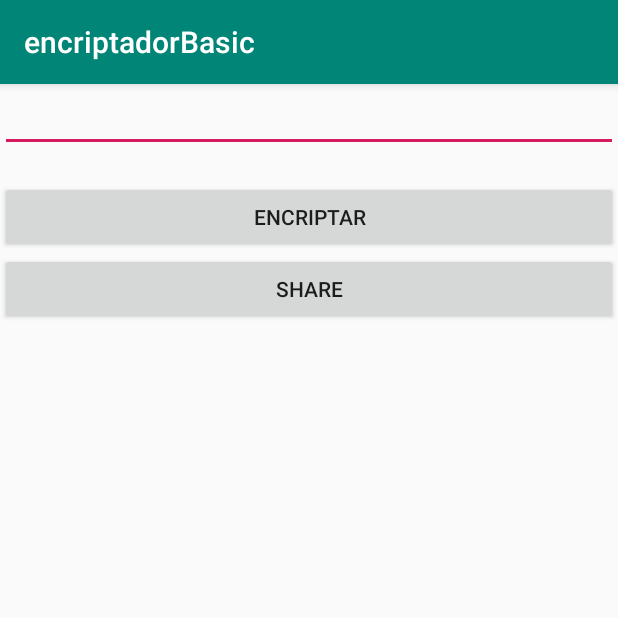
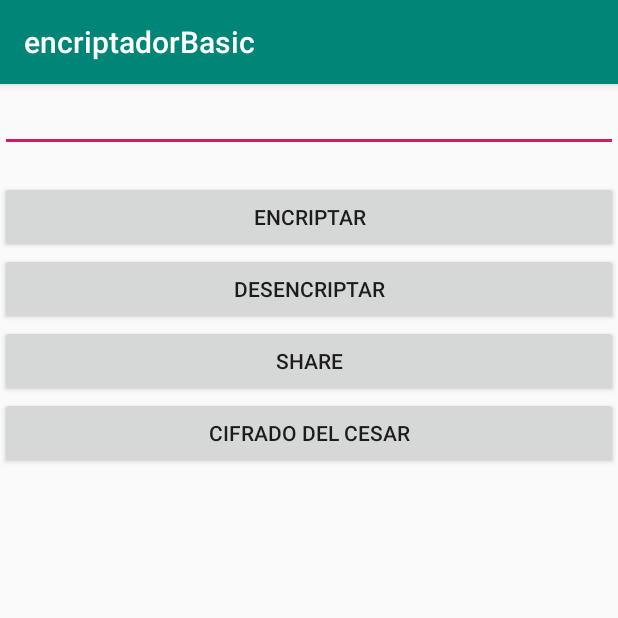
Before and after one commit to alejandroolmed59/EncriptadorBasic, an Android app: the screen it shows after launch (MainActivity), on a phone screen of 412 x 824 dp, the top half of it. Run offline under Robolectric (Android 15) with nearby library versions, the phone set to English and light mode, and no system bars.

Commit message:
added cifrado Cesar

```diff
--- a/app/build.gradle
+++ b/app/build.gradle
@@ -24,7 +24,7 @@ android {
 
 dependencies {
     implementation fileTree(dir: 'libs', include: ['*.jar'])
-    implementation"org.jetbrains.kotlin:kotlin-stdlib-jdk7:$kotlin_version"
+    implementation "org.jetbrains.kotlin:kotlin-stdlib-jdk7:$kotlin_version"
     implementation 'com.android.support:appcompat-v7:28.0.0'
     implementation 'com.android.support.constraint:constraint-layout:1.1.3'
     testImplementation 'junit:junit:4.12'
--- a/app/src/main/AndroidManifest.xml
+++ b/app/src/main/AndroidManifest.xml
@@ -9,6 +9,7 @@
         android:roundIcon="@mipmap/ic_launcher_round"
         android:supportsRtl="true"
         android:theme="@style/AppTheme">
+        <activity android:name=".CifradoCesarActivity"></activity>
         <activity android:name=".MainActivity">
             <intent-filter>
                 <action android:name="android.intent.action.MAIN" />
--- a/app/src/main/java/com/example/olmedo/encriptadorbasic/MainActivity.kt
+++ b/app/src/main/java/com/example/olmedo/encriptadorbasic/MainActivity.kt
@@ -3,6 +3,7 @@ package com.example.olmedo.encriptadorbasic
 import android.content.Intent
 import android.support.v7.app.AppCompatActivity
 import android.os.Bundle
+import android.widget.Toast
 import kotlinx.android.synthetic.main.activity_main.*
 
 class MainActivity : AppCompatActivity() {
@@ -25,6 +26,16 @@ class MainActivity : AppCompatActivity() {
                 startActivity(sendIntent)
             }
         }
+
+        btn_decrypt_inverse.setOnClickListener {
+            Toast.makeText(this, "FALTA QUE IMPLEMENTES ESTO 0T", Toast.LENGTH_LONG).show()
+        }
+        btn_cifrado_cesar.setOnClickListener {
+            Toast.makeText(this, "si", Toast.LENGTH_LONG).show()
+            val intent = Intent(this, CifradoCesarActivity::class.java)
+            startActivity(intent)
+
+        }
     }
 
     private fun revertidor(msg: String): String {
--- a/app/src/main/res/layout/activity_main.xml
+++ b/app/src/main/res/layout/activity_main.xml
@@ -1,40 +1,45 @@
 <?xml version="1.0" encoding="utf-8"?>
 <LinearLayout xmlns:android="http://schemas.android.com/apk/res/android"
-    xmlns:app="http://schemas.android.com/apk/res-auto"
     xmlns:tools="http://schemas.android.com/tools"
     android:layout_width="match_parent"
     android:layout_height="match_parent"
-    tools:context=".MainActivity"
-    android:orientation="vertical">
-
+    android:orientation="vertical"
+    tools:context=".MainActivity">
 
     <EditText
+        android:id="@+id/Tv_msg"
         android:layout_width="match_parent"
-        android:layout_height="wrap_content"
-        android:id="@+id/Tv_msg" />
-
+        android:layout_height="wrap_content" />
 
     <TextView
         android:id="@+id/resultado"
         android:layout_width="wrap_content"
         android:layout_height="wrap_content"
-        android:text=""
-        app:layout_constraintBottom_toBottomOf="parent"
-        app:layout_constraintLeft_toLeftOf="parent"
-        app:layout_constraintRight_toRightOf="parent"
-        app:layout_constraintTop_toTopOf="parent" />
+        android:text="" />
 
     <Button
         android:id="@+id/Bt_go"
-        android:text="Encriptar"
         android:layout_width="match_parent"
-        android:layout_height="wrap_content" />
+        android:layout_height="wrap_content"
+        android:text="Encriptar" />
+
+    <Button
+        android:id="@+id/btn_decrypt_inverse"
+        android:layout_width="match_parent"
+        android:layout_height="wrap_content"
+        android:text="Desencriptar" />
+
 
     <Button
         android:id="@+id/Bt_Share"
-        android:text="Share"
         android:layout_width="match_parent"
-        android:layout_height="wrap_content" />
+        android:layout_height="wrap_content"
+        android:text="Share" />
 
+    <Button
+        android:id="@+id/btn_cifrado_cesar"
+        android:layout_width="match_parent"
+        android:layout_height="wrap_content"
+        android:text="Cifrado del cesar" />
 
 </LinearLayout>
--- a/build.gradle
+++ b/build.gradle
@@ -7,7 +7,7 @@ buildscript {
         jcenter()
     }
     dependencies {
-        classpath 'com.android.tools.build:gradle:3.2.0'
+        classpath 'com.android.tools.build:gradle:3.5.0'
         classpath "org.jetbrains.kotlin:kotlin-gradle-plugin:$kotlin_version"
 
         // NOTE: Do not place your application dependencies here; they belong
```
Also changed, not shown: gradle/wrapper/gradle-wrapper.properties.
